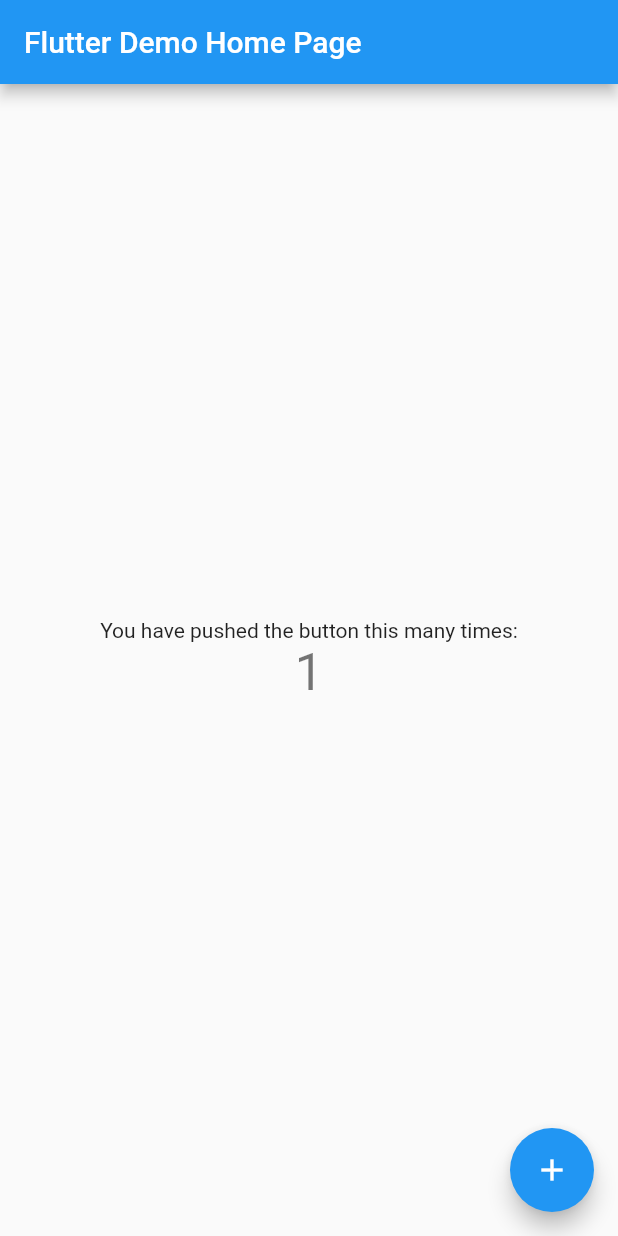
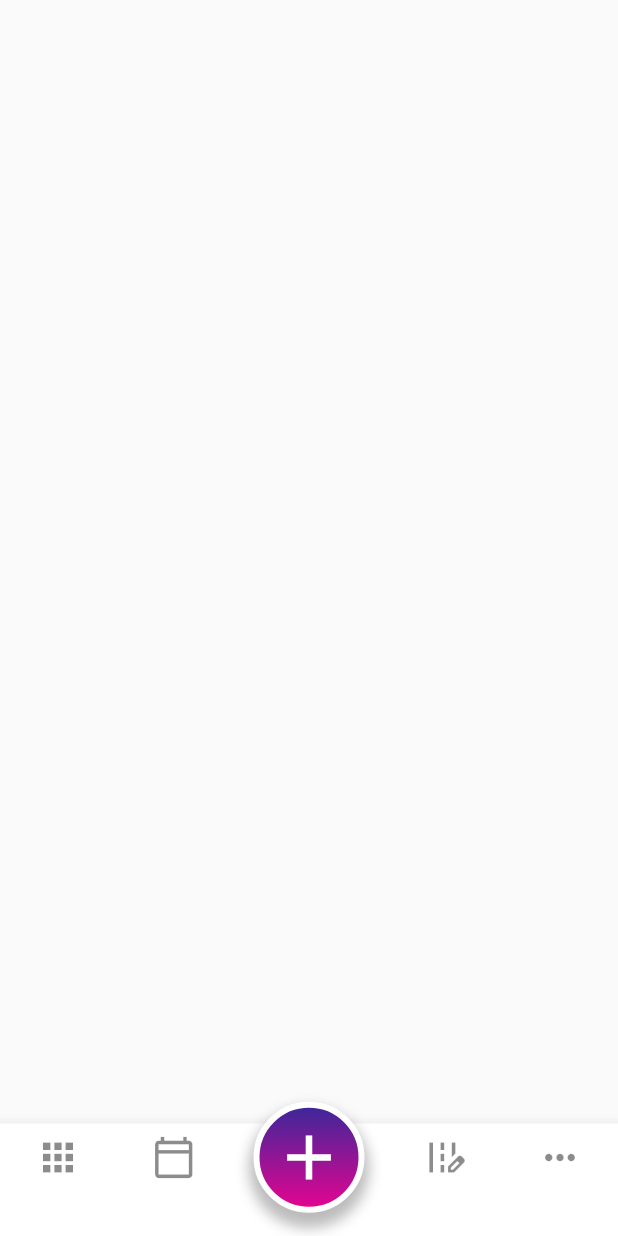
Before and after one commit to mehmetarsay/vatansoft_demo, a Flutter app: the screen it shows after launch, after a tap on the "add" icon, on a phone screen of 412 x 824 dp. Run offline on Flutter 3.47's test engine with Material 2 defaults, Android fonts, the phone set to English and light mode, and no system bars.

Commit message:
BottomNavigationBAr eklendi

```diff
--- a/lib/main.dart
+++ b/lib/main.dart
@@ -1,108 +1,28 @@
 import 'package:flutter/material.dart';
+import 'package:vatansoft_demo/ui/HomePage.dart';
 
-void main() {
+
+
+void main() async {
   runApp(MyApp());
 }
 
-class MyApp extends StatelessWidget {
-  // This widget is the root of your application.
+class MyApp extends StatefulWidget {
+  @override
+  _MyAppState createState() => _MyAppState();
+}
+
+class _MyAppState extends State<MyApp> {
+
   @override
   Widget build(BuildContext context) {
     return MaterialApp(
-      title: 'Flutter Demo',
       theme: ThemeData(
-        primarySwatch: Colors.blue,
-        // This makes the visual density adapt to the platform that you run
-        // the app on. For desktop platforms, the controls will be smaller and
-        // closer together (more dense) than on mobile platforms.
-        visualDensity: VisualDensity.adaptivePlatformDensity,
+        appBarTheme: AppBarTheme(
+          color: Colors.white
+        )
       ),
-      home: MyHomePage(title: 'Flutter Demo Home Page'),
+            home: HomePage()
     );
   }
 }
-
-class MyHomePage extends StatefulWidget {
-  MyHomePage({Key key, this.title}) : super(key: key);
-
-  // This widget is the home page of your application. It is stateful, meaning
-  // that it has a State object (defined below) that contains fields that affect
-  // how it looks.
-
-  // This class is the configuration for the state. It holds the values (in this
-  // case the title) provided by the parent (in this case the App widget) and
-  // used by the build method of the State. Fields in a Widget subclass are
-  // always marked "final".
-
-  final String title;
-
-  @override
-  _MyHomePageState createState() => _MyHomePageState();
-}
-
-class _MyHomePageState extends State<MyHomePage> {
-  int _counter = 0;
-
-  void _incrementCounter() {
-    setState(() {
-      // This call to setState tells the Flutter framework that something has
-      // changed in this State, which causes it to rerun the build method below
-      // so that the display can reflect the updated values. If we changed
-      // _counter without calling setState(), then the build method would not be
-      // called again, and so nothing would appear to happen.
-      _counter++;
-    });
-  }
-
-  @override
-  Widget build(BuildContext context) {
-    // This method is rerun every time setState is called, for instance as done
-    // by the _incrementCounter method above.
-    //
-    // The Flutter framework has been optimized to make rerunning build methods
-    // fast, so that you can just rebuild anything that needs updating rather
-    // than having to individually change instances of widgets.
-    return Scaffold(
-      appBar: AppBar(
-        // Here we take the value from the MyHomePage object that was created by
-        // the App.build method, and use it to set our appbar title.
-        title: Text(widget.title),
-      ),
-      body: Center(
-        // Center is a layout widget. It takes a single child and positions it
-        // in the middle of the parent.
-        child: Column(
-          // Column is also a layout widget. It takes a list of children and
-          // arranges them vertically. By default, it sizes itself to fit its
-          // children horizontally, and tries to be as tall as its parent.
-          //
-          // Invoke "debug painting" (press "p" in the console, choose the
-          // "Toggle Debug Paint" action from the Flutter Inspector in Android
-          // Studio, or the "Toggle Debug Paint" command in Visual Studio Code)
-          // to see the wireframe for each widget.
-          //
-          // Column has various properties to control how it sizes itself and
-          // how it positions its children. Here we use mainAxisAlignment to
-          // center the children vertically; the main axis here is the vertical
-          // axis because Columns are vertical (the cross axis would be
-          // horizontal).
-          mainAxisAlignment: MainAxisAlignment.center,
-          children: <Widget>[
-            Text(
-              'You have pushed the button this many times:',
-            ),
-            Text(
-              '$_counter',
-              style: Theme.of(context).textTheme.headline4,
-            ),
-          ],
-        ),
-      ),
-      floatingActionButton: FloatingActionButton(
-        onPressed: _incrementCounter,
-        tooltip: 'Increment',
-        child: Icon(Icons.add),
-      ), // This trailing comma makes auto-formatting nicer for build methods.
-    );
-  }
-}
--- /dev/null
+++ b/lib/ui/Adisyon.dart
@@ -0,0 +1,14 @@
+import 'package:flutter/material.dart';
+
+class Adisyon extends StatefulWidget {
+  @override
+  _AdisyonState createState() => _AdisyonState();
+}
+
+class _AdisyonState extends State<Adisyon> {
+  @override
+  Widget build(BuildContext context) {
+    return Container(
+    );
+  }
+}
--- /dev/null
+++ b/lib/ui/HomePage.dart
@@ -0,0 +1,102 @@
+import 'package:flutter/material.dart';
+import 'package:flutter/rendering.dart';
+import 'package:vatansoft_demo/ui/Adisyon.dart';
+
+class HomePage extends StatefulWidget {
+  @override
+  _HomePageState createState() => _HomePageState();
+}
+
+class _HomePageState extends State<HomePage> {
+  int currentIndex = 0;
+  var clr = Colors.black45;
+  var clrSelect = Colors.deepPurple;
+
+  void _onItemTapped(int index) {
+    setState(() {
+      currentIndex = index;
+    });
+  }
+
+  @override
+  Widget build(BuildContext context) {
+    return Scaffold(
+        bottomNavigationBar: BottomAppBar(
+            // elevation: 20.0,
+            shape: CircularNotchedRectangle(),
+              child: Container(
+                height: 75,
+                alignment: Alignment(0,-30),
+                child: Row(
+                  mainAxisSize: MainAxisSize.max,
+                  mainAxisAlignment: MainAxisAlignment.spaceAround,
+                  children: <Widget>[
+                    IconButton(
+                      iconSize: 30.0,
+                      icon: Icon(Icons.apps_outlined),
+                      color: currentIndex == 0 ?clrSelect :clr,
+                      onPressed: () {
+                        _onItemTapped(0);
+                      },
+                    ),
+                    IconButton(
+                      iconSize: 30.0,
+                      icon: Icon(Icons.calendar_today_outlined),
+                      color: currentIndex == 1 ?clrSelect :clr,
+                      onPressed: () {
+                        _onItemTapped(1);
+                      },
+                    ),
+                    Container(
+                      child: IconButton(
+                        alignment: Alignment.center,
+                        iconSize:50.0,
+                        icon: Icon(Icons.add,color: Colors.white,),
+                        onPressed: () {
+                          _onItemTapped(null);
+                        },
+                      ),
+                      decoration: BoxDecoration(
+                          gradient: LinearGradient(colors: [
+                            Color.fromRGBO(53, 41, 154, 1),
+                            Color.fromRGBO(236, 3, 144, 1)
+                          ],begin: Alignment.topCenter, end: Alignment.bottomCenter),
+                          borderRadius: BorderRadius.all(Radius.circular(1000)),
+                          border: Border.all(color: Colors.white,width: 4),
+                        boxShadow: [
+                          BoxShadow(
+                            color: Colors.grey.withOpacity(0.7),
+                            spreadRadius: 3,
+                            blurRadius: 7,
+                            offset: Offset(0, 7), // changes position of shadow
+                          ),
+                        ],
+                      ),
+
+                    ),
+                    IconButton(
+                      iconSize: 30.0,
+                      icon: Icon(Icons.edit_road_outlined),
+                      color: currentIndex == 2 ?clrSelect :clr,
+                      onPressed: () {
+                        _onItemTapped(2);
+                        Navigator.push(
+                            context,
+                            MaterialPageRoute(
+                                builder: (context) => Adisyon()));
+                      },
+                    ),
+                    IconButton(
+                      iconSize: 30.0,
+                      icon: Icon(Icons.more_horiz),
+                      color: currentIndex == 3 ?clrSelect :clr,
+                      onPressed: () {
+                        _onItemTapped(3);
+                      },
+                    )
+                  ],
+                ),
+              ),
+            ));
+  }
+}
--- a/pubspec.yaml
+++ b/pubspec.yaml
@@ -23,6 +23,9 @@
 dependencies:
   flutter:
     sdk: flutter
+
+  pandabar: ^0.1.1
+
 
 
   # The following adds the Cupertino Icons font to your application.
```
Also changed, not shown: pubspec.lock.
